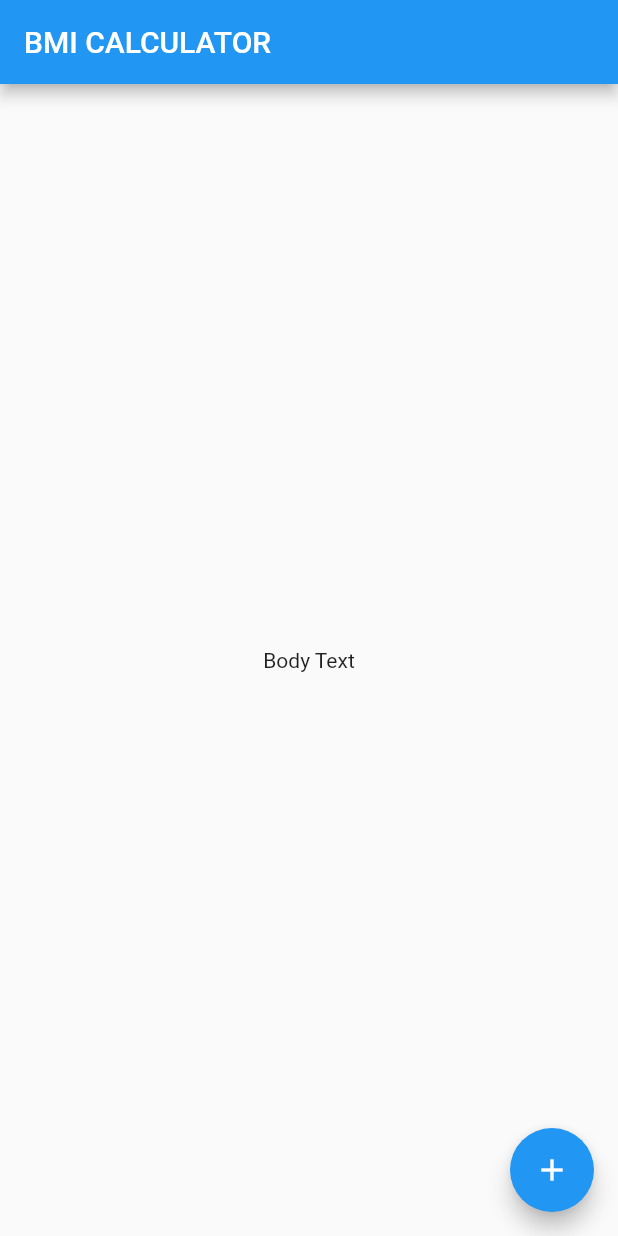
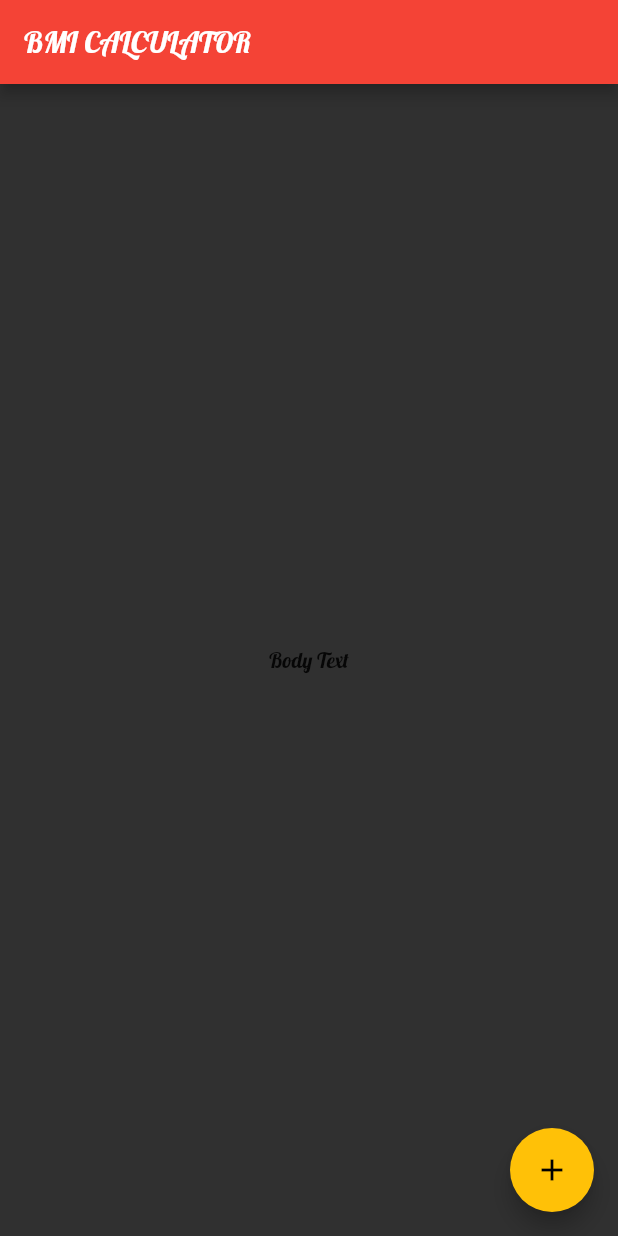
Before and after one commit to lucas-marianno/Flutter_Development_Bootcamp, a Flutter app: the screen it shows after launch, on a phone screen of 412 x 824 dp. Run offline on Flutter 3.47's test engine with Material 2 defaults, Android fonts, the light colour scheme and no system bars; our stand-ins replace google_fonts; missing offline and left inert: audiofileplayer.

Commit message:
experimenting with ThemeData

```diff
--- a/bmi_calculator/lib/main.dart
+++ b/bmi_calculator/lib/main.dart
@@ -1,3 +1,4 @@
+import 'package:bmi_calculator/style.dart';
 import 'package:flutter/material.dart';
 
 void main() => runApp(const BMICalculator());
@@ -7,9 +8,10 @@ class BMICalculator extends StatelessWidget {
 
   @override
   Widget build(BuildContext context) {
-    return const MaterialApp(
+    return MaterialApp(
+      theme: colorPalette(),
       debugShowCheckedModeBanner: false,
-      home: InputPage(),
+      home: const InputPage(),
     );
   }
 }
--- /dev/null
+++ b/bmi_calculator/lib/style.dart
@@ -0,0 +1,13 @@
+import 'package:flutter/material.dart';
+import 'package:google_fonts/google_fonts.dart';
+
+ThemeData colorPalette() {
+  return ThemeData(
+    //accentColor: Colors.amber,
+    appBarTheme: const AppBarTheme(backgroundColor: Colors.red),
+    brightness: Brightness.dark,
+    floatingActionButtonTheme:
+        const FloatingActionButtonThemeData(backgroundColor: Colors.amber),
+    textTheme: GoogleFonts.lobsterTextTheme(),
+  );
+}
--- a/bmi_calculator/pubspec.yaml
+++ b/bmi_calculator/pubspec.yaml
@@ -9,6 +9,7 @@ environment:
 dependencies:
   flutter:
     sdk: flutter
+  google_fonts: ^4.0.4
 
 dev_dependencies:
   flutter_test:
```
Also changed, not shown: bmi_calculator/pubspec.lock.
